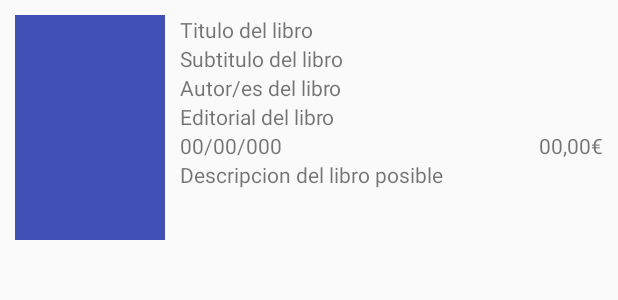
After one commit to cifupetit/Practica_SalleLibrary_SergioC_IanM, an Android app: the layout book_list_item.xml on its own in the app's theme, with its tools: preview values and no code run, on a phone screen of 412 x 824 dp. The commit adds this screen. Shown: the top 300 px of the screen. Run offline under Robolectric (Android 15) with nearby library versions, the phone set to English and light mode, and no system bars.

Commit message:
Book model, adapter ListBook y vista OK

```diff
--- a/app/build.gradle
+++ b/app/build.gradle
@@ -26,4 +26,5 @@ dependencies {
     testImplementation 'junit:junit:4.12'
     androidTestImplementation 'com.android.support.test:runner:1.0.1'
     androidTestImplementation 'com.android.support.test.espresso:espresso-core:3.0.1'
+    compile 'com.github.bumptech.glide:glide:3.8.0'
 }
--- /dev/null
+++ b/app/src/main/res/layout/book_list_item.xml
@@ -0,0 +1,62 @@
+<?xml version="1.0" encoding="utf-8"?>
+<LinearLayout xmlns:android="http://schemas.android.com/apk/res/android"
+    android:orientation="horizontal" android:layout_width="match_parent"
+    android:layout_height="wrap_content"
+    android:padding="10dp">
+
+    <ImageView
+        android:layout_width="100sp"
+        android:layout_height="150sp"
+        android:id="@+id/imagen_book_list"
+        android:background="@color/colorPrimary"/>
+
+    <RelativeLayout
+        android:layout_width="match_parent"
+        android:layout_height="match_parent"
+        android:orientation="vertical"
+        android:layout_marginStart="10dp">
+        <TextView
+            android:layout_width="wrap_content"
+            android:layout_height="wrap_content"
+            android:text="@string/titulo_libro"
+            android:id="@+id/titulo_book_list"
+            android:layout_alignParentStart="true"/>
+        <TextView
+            android:layout_width="wrap_content"
+            android:layout_height="wrap_content"
+            android:text="@string/subtitulo_libro"
+            android:id="@+id/subtitulo_book_list"
+            android:layout_below="@id/titulo_book_list"/>
+        <TextView
+            android:layout_width="wrap_content"
+            android:layout_height="wrap_content"
+            android:text="@string/autores_libro"
+            android:id="@+id/autores_book_list"
+            android:layout_below="@id/subtitulo_book_list"/>
+        <TextView
+            android:layout_width="wrap_content"
+            android:layout_height="wrap_content"
+            android:text="@string/editorial_libro"
+            android:id="@+id/editorial_book_list"
+            android:layout_below="@id/autores_book_list"/>
+        <TextView
+            android:layout_width="wrap_content"
+            android:layout_height="wrap_content"
+            android:text="@string/fecha_libro"
+            android:id="@+id/fecha_book_list"
+            android:layout_below="@id/editorial_book_list"/>
+        <TextView
+            android:layout_width="wrap_content"
+            android:layout_height="wrap_content"
+            android:text="@string/precio_libro"
+            android:id="@+id/precio_book_list"
+            android:layout_below="@id/editorial_book_list"
+            android:layout_alignParentEnd="true"/>
+        <TextView
+            android:layout_width="match_parent"
+            android:layout_height="match_parent"
+            android:text="@string/descripcion_libro"
+            android:id="@+id/descripcion_book_list"
+            android:layout_below="@id/fecha_book_list"/>
+    </RelativeLayout>
+</LinearLayout>
--- a/app/src/main/res/values/strings.xml
+++ b/app/src/main/res/values/strings.xml
@@ -12,4 +12,11 @@
     <string name="hello_blank_fragment">Hello blank fragment</string>
     <string name="login">Log in</string>
     <string name="signup">Sign up</string>
+    <string name="titulo_libro">Titulo del libro</string>
+    <string name="subtitulo_libro">Subtitulo del libro</string>
+    <string name="autores_libro">Autor/es del libro</string>
+    <string name="editorial_libro">Editorial del libro</string>
+    <string name="fecha_libro">00/00/000</string>
+    <string name="precio_libro">00,00€</string>
+    <string name="descripcion_libro">Descripcion del libro posible</string>
 </resources>
```
Also changed, not shown: app/src/main/java/com/example/cifu/practica_sallelibrary_sergioc_ianm/adapters/BookListAdapter.java (added, +76 -0 lines), app/src/main/java/com/example/cifu/practica_sallelibrary_sergioc_ianm/models/BookModel.java (added, +130 -0 lines).
